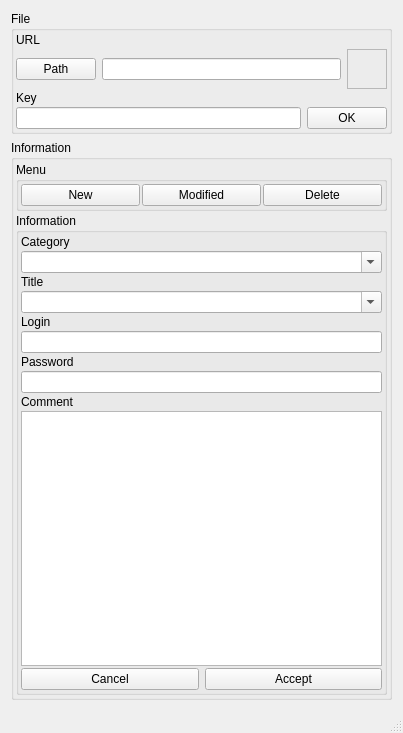
Above: keeppass.ui from snobw/keeppass before the change. Below: the same form after it.
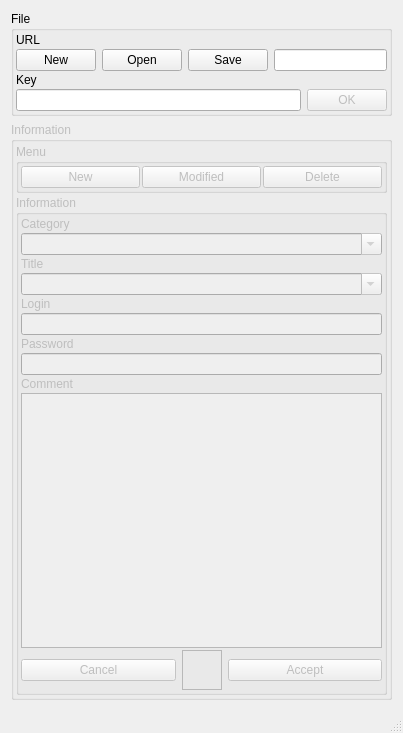
That is the form after the change.

Commit message: call dialog box to launch/save the blp file

```diff
--- a/keeppass.ui
+++ b/keeppass.ui
@@ -47,32 +47,30 @@
          </item>
          <item>
           <layout class="QHBoxLayout" name="horizontalLayout_5">
+           <item>
+            <widget class="QPushButton" name="btNewUrl">
+             <property name="text">
+              <string>New</string>
+             </property>
+            </widget>
+           </item>
            <item>
             <widget class="QPushButton" name="btURL">
              <property name="text">
-              <string>Path</string>
+              <string>Open</string>
+             </property>
+            </widget>
+           </item>
+           <item>
+            <widget class="QPushButton" name="btSave">
+             <property name="text">
+              <string>Save</string>
              </property>
             </widget>
            </item>
            <item>
             <widget class="QLineEdit" name="leURL"/>
            </item>
-           <item>
-            <widget class="QFrame" name="frLogo">
-             <property name="minimumSize">
-              <size>
-               <width>40</width>
-               <height>40</height>
-              </size>
-             </property>
-             <property name="frameShape">
-              <enum>QFrame::StyledPanel</enum>
-             </property>
-             <property name="frameShadow">
-              <enum>QFrame::Raised</enum>
-             </property>
-            </widget>
-           </item>
           </layout>
          </item>
          <item>
@@ -85,10 +83,17 @@
          <item>
           <layout class="QHBoxLayout" name="horizontalLayout_2">
            <item>
-            <widget class="QLineEdit" name="leKey"/>
+            <widget class="QLineEdit" name="leKey">
+             <property name="inputMask">
+              <string notr="true"/>
+             </property>
+            </widget>
            </item>
            <item>
             <widget class="QPushButton" name="btOK">
+             <property name="enabled">
+              <bool>false</bool>
+             </property>
              <property name="text">
               <string>OK</string>
              </property>
@@ -101,6 +106,9 @@
       </item>
       <item>
        <widget class="QGroupBox" name="gbCmd">
+        <property name="enabled">
+         <bool>false</bool>
+        </property>
         <property name="title">
          <string>Information</string>
         </property>
@@ -253,6 +261,28 @@
                 </property>
                </widget>
               </item>
+              <item>
+               <widget class="QFrame" name="frLogo">
+                <property name="minimumSize">
+                 <size>
+                  <width>40</width>
+                  <height>40</height>
+                 </size>
+                </property>
+                <property name="maximumSize">
+                 <size>
+                  <width>40</width>
+                  <height>40</height>
+                 </size>
+                </property>
+                <property name="frameShape">
+                 <enum>QFrame::StyledPanel</enum>
+                </property>
+                <property name="frameShadow">
+                 <enum>QFrame::Raised</enum>
+                </property>
+               </widget>
+              </item>
               <item>
                <widget class="QPushButton" name="btAccept">
                 <property name="text">
```
The commit also changes 2 other files.
